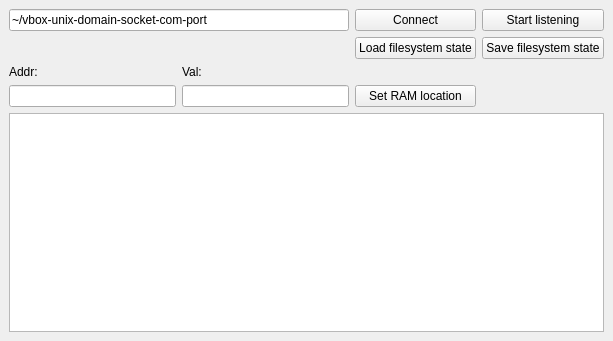
The window that simmain.ui (colinbourassa/sd2-tester-sim) describes before a commit, drawn with Qt 5.
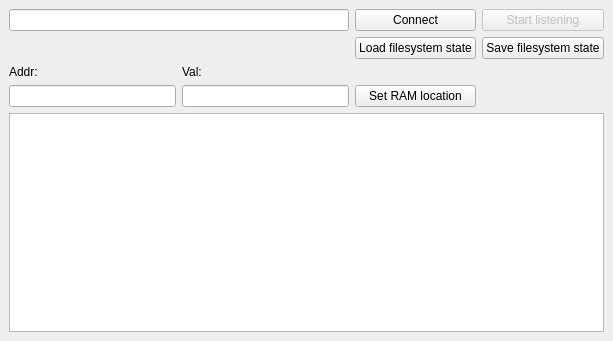
The same window after the commit.

```diff
--- a/simmain.ui
+++ b/simmain.ui
@@ -18,7 +18,7 @@
     <item row="0" column="0" colspan="2">
      <widget class="QLineEdit" name="domainSocketLine">
       <property name="text">
-       <string>~/vbox-unix-domain-socket-com-port</string>
+       <string/>
       </property>
      </widget>
     </item>
@@ -41,6 +41,9 @@
     </item>
     <item row="0" column="3">
      <widget class="QPushButton" name="startListeningButton">
+      <property name="enabled">
+       <bool>false</bool>
+      </property>
       <property name="text">
        <string>Start listening</string>
       </property>
```
Left out of the diff: 2 changed lines with no effect on the pictures.
